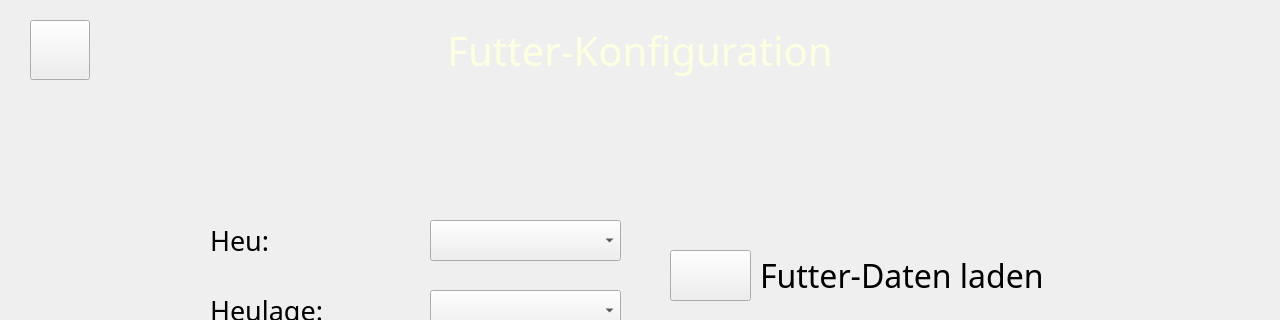
Above: views/futter_konfiguration.ui from DonKeWu/Futterkarre-1.2 before the change; both pictures show x 0 to 1280 and y 0 to 320 of the 1280 by 720 pixel window. Below: the same form after it.
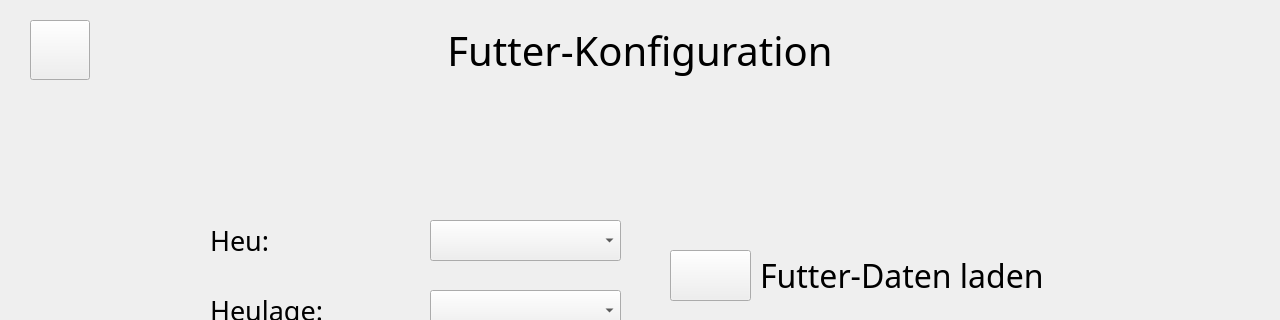
That is the form after the change. Icons and pictures are not drawn.

Commit message:
🔥 Futter-Konfiguration KOMPLETT bereinigt - programmatisches UI entfernt!
DRASTISCHE Reduktion von 672 auf 149 Zeilen:
- Alle init_manual_ui() Methoden entfernt (100+ Zeilen Layout-Code)
- Alle setup_existing_ui() Überschreibungen entfernt
- Doppelte init_ui() Methoden entfernt
- Komplexe Widget-Erstellung entfernt
- Style-Überschreibungen in Python entfernt

NUR noch:
- UI-Datei laden mit uic.loadUi()
- Button/ComboBox Events für Original UI
- Grundlegende Geschäftslogik
- Navigation

Original UI-Design wird vollständig respektiert!
Theme-System hat komplette Kontrolle!

Patch:
```diff
--- a/views/futter_konfiguration.ui
+++ b/views/futter_konfiguration.ui
@@ -39,9 +39,7 @@
   <property name="autoFillBackground">
    <bool>false</bool>
   </property>
-  <property name="styleSheet">
-   <string notr="true"></string>
-  </property>
+  <!-- styleSheet entfernt - Theme-Manager übernimmt -->
   <widget class="QLabel" name="label_titel">
    <property name="geometry">
     <rect>
@@ -80,11 +78,7 @@
    <property name="statusTip">
     <string/>
    </property>
-   <property name="styleSheet">
-    <string notr="true">
-color: #fdffe0;
-</string>
-   </property>
+   <!-- styleSheet entfernt - Theme-Manager übernimmt Farben -->
    <property name="text">
     <string>Futter-Konfiguration</string>
    </property>
```
The commit also changes 1 other file.
